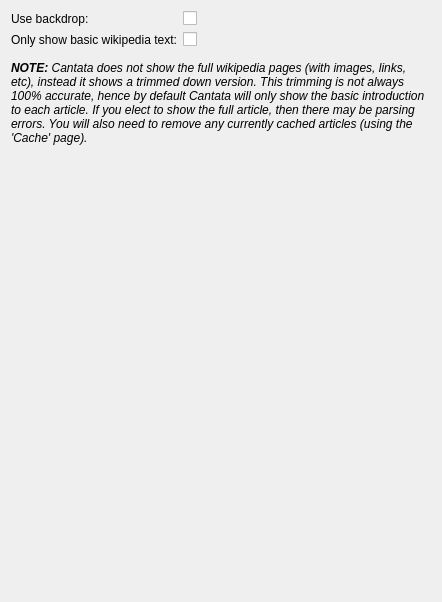
Before: the Qt Designer form context/othersettings.ui in polpo/cantata-mac, drawn with Qt 5.
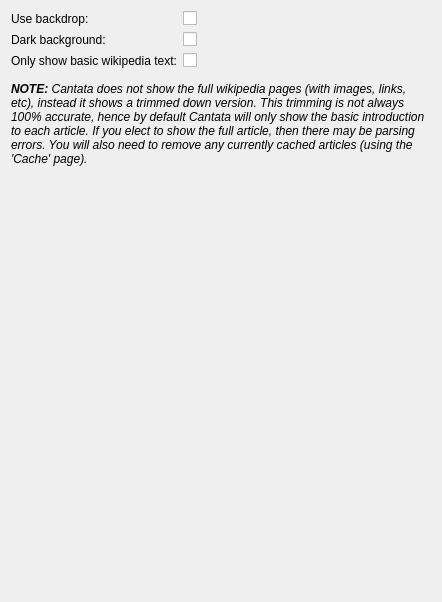
After: the same form once the commit is applied. Custom widgets are drawn as their Qt base class.

Commit message: Add option to have dark context view background

```diff
--- a/context/othersettings.ui
+++ b/context/othersettings.ui
@@ -27,6 +27,19 @@
       <widget class="OnOffButton" name="contextBackdrop"/>
      </item>
      <item row="1" column="0">
+      <widget class="BuddyLabel" name="contextDarkBackgroundLabel">
+       <property name="text">
+        <string>Dark background:</string>
+       </property>
+       <property name="buddy">
+        <cstring>contextDarkBackground</cstring>
+       </property>
+      </widget>
+     </item>
+     <item row="1" column="1">
+      <widget class="OnOffButton" name="contextDarkBackground"/>
+     </item>
+     <item row="2" column="0">
       <widget class="BuddyLabel" name="wikipediaIntroOnlyLabel">
        <property name="text">
         <string>Only show basic wikipedia text:</string>
@@ -36,7 +49,7 @@
        </property>
       </widget>
      </item>
-     <item row="1" column="1">
+     <item row="2" column="1">
       <widget class="OnOffButton" name="wikipediaIntroOnly">
        <property name="text">
         <string/>
```
The commit also changes 9 other files.
